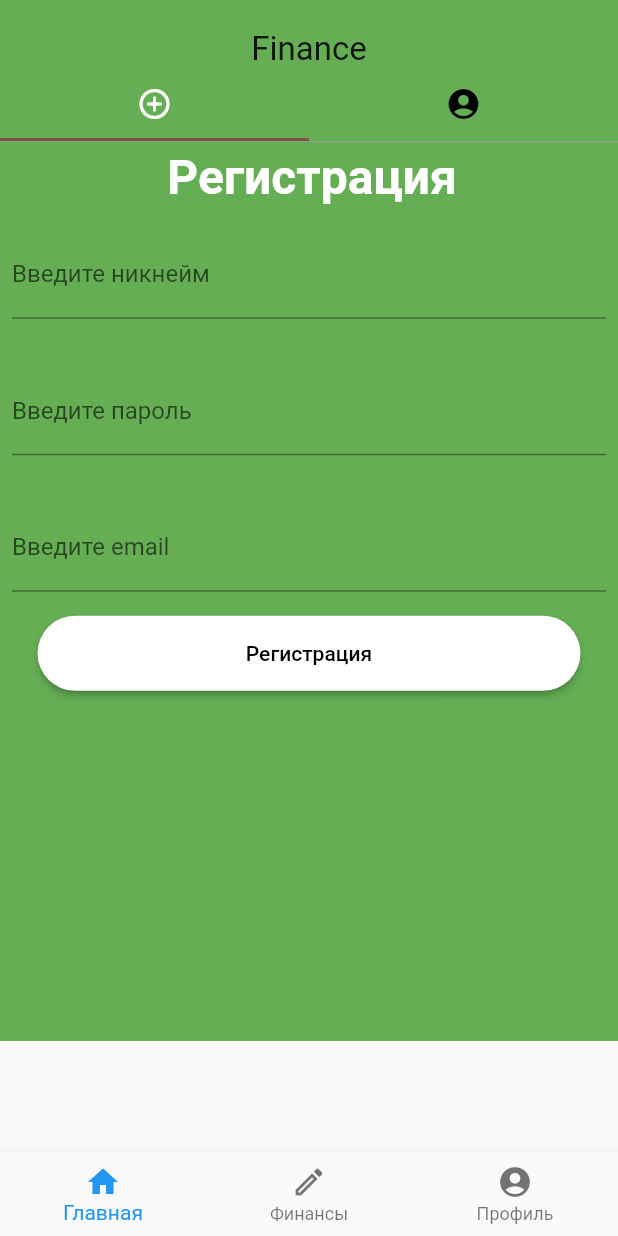
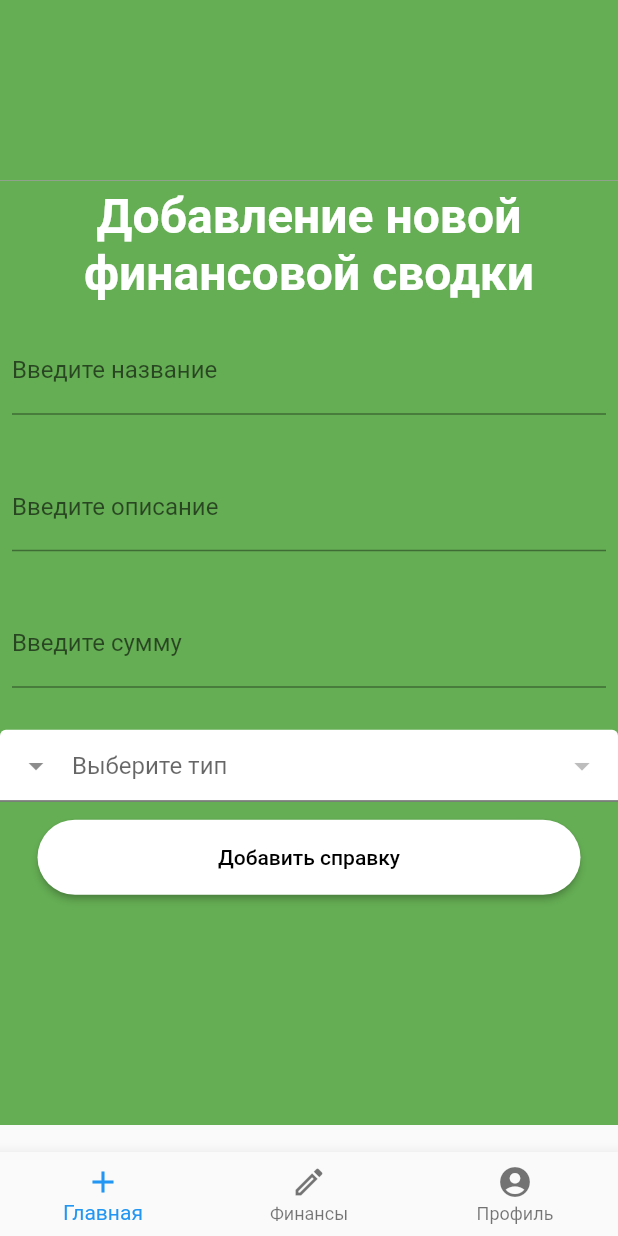
Before and after one commit to Kaitomy/Docker_P, a Flutter app: the Home screen opened directly, on a phone screen of 412 x 824 dp. Run offline on Flutter 3.47's test engine with Material 2 defaults, Android fonts, the phone set to English and light mode, and no system bars; our stand-ins replace dio, freezed_annotation, shared_preferences; accounts and stored records are empty; network calls fail.

Commit message:
add create financee

```diff
--- /dev/null
+++ b/flutter_application_1/lib/addfinance.dart
@@ -0,0 +1,211 @@
+import 'package:flutter/material.dart';
+import 'package:flutter_application_1/utils/auth_dio_utils.dart';
+
+class AddFinance extends StatefulWidget {
+  const AddFinance({Key? key}) : super(key: key);
+
+  @override
+  State<AddFinance> createState() => _AddFinanceState();
+}
+
+class _AddFinanceState extends State<AddFinance> {
+  var jsonList;
+  late int category;
+
+  @override
+  void initState() {
+    getCateg();
+  }
+
+  final List<DropdownMenuItem<String>> list = [];
+  List<DropdownMenuItem<String>> get dropdownItems {
+    return list;
+  }
+
+  void getCateg() async {
+    try {
+      final AuthDioUtils listFinance = AuthDioUtils();
+      var response = await listFinance.dio.put("/journal");
+
+      if (response.statusCode == 200) {
+        setState(() {
+          jsonList = response.data;
+          for (var i = 0; i < jsonList['data'].length; i++) {
+            list.add(DropdownMenuItem(
+                value: jsonList['data'][i]['id'].toString(),
+                child: Text(jsonList['data'][i]['categoryName'].toString())));
+          }
+        });
+
+//final dropdown = DropdownButton(items: _createList());
+
+      } else {
+        print(response.statusCode);
+      }
+    } catch (e) {
+      print(e);
+    }
+  }
+
+  void addFinanceNew() async {
+    try{
+    final AuthDioUtils listFinance = AuthDioUtils();
+    var response = await listFinance.dio.post("/finance", data: {
+      'financeName': _nameController.text,
+      'description': _descController.text,
+      'summ': int.parse(_summController.text),
+      'category': {'id': int.parse(category.toString())}
+    });
+
+    if (response.statusCode == 200) {
+      const snackBar = SnackBar(
+        content: Text('Сводка добавлена'),
+      );
+      ScaffoldMessenger.of(context).showSnackBar(snackBar);
+    } else {
+      const snackBar = SnackBar(
+        content: Text('Ошибка добавления'),
+      );
+      ScaffoldMessenger.of(context).showSnackBar(snackBar);
+    }
+     } catch(e){
+      print(e);
+
+     }
+  }
+
+  GlobalKey<FormState> _key = GlobalKey();
+  final GlobalKey<ScaffoldState> _scaffoldKey = new GlobalKey<ScaffoldState>();
+  TextEditingController _nameController = TextEditingController();
+  TextEditingController _descController = TextEditingController();
+  TextEditingController _summController = TextEditingController();
+  bool isObscure = true;
+  @override
+  Widget build(BuildContext context) {
+    return Scaffold(
+        body:SingleChildScrollView(
+          child:SizedBox(
+            height: 750,
+        child: Container(
+            width: double.infinity,
+            padding: const EdgeInsets.only(top: 120),
+            decoration:
+                const BoxDecoration(color: Color.fromARGB(248, 97, 172, 79)),
+            child: Container(
+              height: double.infinity, //height of TabBarView
+              decoration: const BoxDecoration(
+                  border:
+                      Border(top: BorderSide(color: Colors.grey, width: 0.5))),
+              child: Container(
+                child: Column(
+                  crossAxisAlignment: CrossAxisAlignment.start,
+                  mainAxisSize: MainAxisSize.min,
+                  children: <Widget>[
+                    const Padding(
+                      padding: EdgeInsets.only(top: 5),
+                      child: Text("Добавление новой финансовой сводки",
+                          textAlign: TextAlign.center,
+                          style: TextStyle(
+                            color: Colors.white,
+                            fontSize: 32,
+                            fontWeight: FontWeight.bold,
+                          )),
+                    ),
+                    Padding(
+                      padding: const EdgeInsets.symmetric(
+                          horizontal: 8, vertical: 16),
+                      child: TextFormField(
+                        controller: _nameController,
+                        decoration: const InputDecoration(
+                          border: UnderlineInputBorder(),
+                          labelText: 'Введите название',
+                        ),
+                      ),
+                    ),
+                    Padding(
+                      padding: const EdgeInsets.symmetric(
+                          horizontal: 8, vertical: 16),
+                      child: TextFormField(
+                        obscureText: false,
+                        controller: _descController,
+                        decoration: const InputDecoration(
+                          border: UnderlineInputBorder(),
+                          labelText: 'Введите описание',
+                        ),
+                      ),
+                    ),
+                    Padding(
+                      padding: const EdgeInsets.symmetric(
+                          horizontal: 8, vertical: 16),
+                      child: TextFormField(
+                        controller: _summController,
+                        keyboardType: TextInputType.number,
+                        decoration: const InputDecoration(
+                          border: UnderlineInputBorder(),
+                          labelText: 'Введите сумму',
+                        ),
+                      ),
+
+                    ),
+                    Padding(
+              padding: EdgeInsets.only(top: 12),
+         //     child: RoundedButton("Continue with Email or Phone", color: Color(0xFFCDFDFE)),
+            ),
+                    DropdownButtonFormField(
+
+                      decoration: InputDecoration(
+                        prefixIcon: Icon(Icons.arrow_drop_down_outlined),
+                        hintText: 'Выберите тип',
+                        filled: true,
+                        fillColor: Colors.white,
+                        errorStyle: TextStyle(color: Colors.yellow),
+                      ),
+                      items: dropdownItems,
+                      onChanged: (value) {
+                        category = int.parse(value.toString());
+                        print(category);
+                      },
+                    ),
+                    Padding(
+              padding: EdgeInsets.only(top: 12),
+         //     child: RoundedButton("Continue with Email or Phone", color: Color(0xFFCDFDFE)),
+            ),
+                    SizedBox(
+                      height: 50.0,
+                      child: Padding(
+                        padding: const EdgeInsets.only(left: 25, right: 25),
+                        child: ElevatedButton(
+                          onPressed: () {
+                            addFinanceNew();
+                          },
+                          style: ButtonStyle(
+                              backgroundColor:
+                                  MaterialStateProperty.all(Colors.white),
+                              shape: MaterialStateProperty.all<
+                                  RoundedRectangleBorder>(
+                                RoundedRectangleBorder(
+                                  borderRadius: BorderRadius.circular(30.0),
+                                ),
+                              )),
+                          child: Row(
+                              mainAxisAlignment: MainAxisAlignment.center,
+                              children: const [
+                                Text("Добавить справку",
+                                    style: TextStyle(
+                                        fontSize: 14, color: Colors.black)),
+                              ]),
+                        ),
+                      ),
+                    ),
+                  ],
+                ),
+              ),
+            ))
+        )
+        )
+            );//crfa
+
+
+
+  }
+}
--- a/flutter_application_1/lib/finance.dart
+++ b/flutter_application_1/lib/finance.dart
@@ -177,7 +177,7 @@ var jsonList;
     return Scaffold(
       appBar: AppBar(
         title: Text(
-          'Мои финансовые сводки',
+          'Мои сводки',
           style: TextStyle(color: Colors.white),
         ),
         actions: [
--- a/flutter_application_1/lib/home.dart
+++ b/flutter_application_1/lib/home.dart
@@ -1,5 +1,6 @@
 import 'package:flutter/cupertino.dart';
 import 'package:flutter/material.dart';
+import 'package:flutter_application_1/addfinance.dart';
 import 'package:flutter_application_1/welcome.dart';
 import 'package:flutter_application_1/finance.dart';
 
@@ -14,7 +15,7 @@ class _BottomNavigationBarState extends State<Home> {
   int currentIndex = 0;
 
   final List<Widget> pages = [
-    Welcome(),
+    AddFinance(),
     FinancePage(),
     FinancePage()
   ];
@@ -24,7 +25,7 @@ class _BottomNavigationBarState extends State<Home> {
     return Scaffold(
       bottomNavigationBar: BottomNavigationBar(
         items: const [
-          BottomNavigationBarItem(icon: Icon(Icons.home), label: "Главная"),
+          BottomNavigationBarItem(icon: Icon(Icons.add), label: "Главная"),
           BottomNavigationBarItem(
               icon: Icon(Icons.create_outlined), label: "Финансы"),
           BottomNavigationBarItem(
--- a/flutter_application_1/lib/welcome.dart
+++ b/flutter_application_1/lib/welcome.dart
@@ -152,7 +152,7 @@ class _MyHomePageState extends State<MyHomePage> {
                       ),
                     ),
                     Container(
-                        height: 600, //height of TabBarView
+                        height: 700, //height of TabBarView
                         decoration: const BoxDecoration(
                             border: Border(
                                 top: BorderSide(
```
